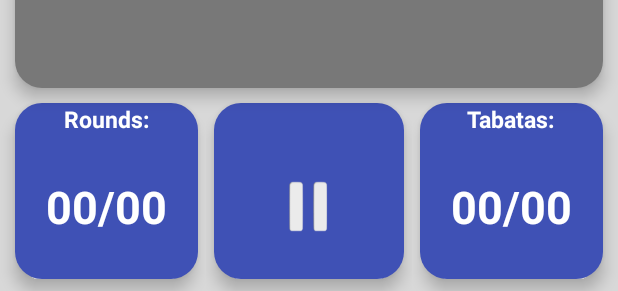
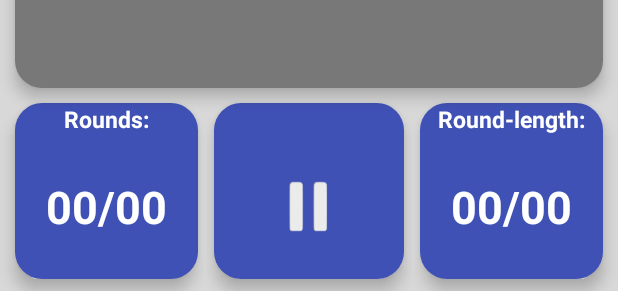
Before and after one commit to machy179/IntervalTimer, an Android app: the layout activity_classic.xml on its own in the app's theme, with its tools: preview values and no code run, on a phone screen of 412 x 824 dp. Shown: the part 942-1233 px from the top of the screen. Run offline under Robolectric (Android 15) with nearby library versions, the phone set to English and light mode, and no system bars; network calls fail.

Commit message:
Přidání dalších jazyků, oprava chyby textu "tabaty" vs "dálka kola", oprava chyby, že půlka kola a ...před koncem kola, pro nenastavení zvuku bylo 33, ale mělo být 49

```diff
--- a/app/build.gradle
+++ b/app/build.gradle
@@ -13,8 +13,8 @@ android {
         applicationId "com.machy1979ii.intervaltimer"
         minSdkVersion 21 //19
         targetSdkVersion 35
-        versionCode 43
-        versionName "6.0.2"
+        versionCode 45
+        versionName "6.1.0"
         multiDexEnabled = true
     //    android.defaultConfig.ndk.debugSymbolLevel = 'FULL'
         ndkVersion "23.1.7779620" // to jsem sem dal, abych se pokusil udělat obfuscation soubor pro ladění chyb v programu na google play - tam je uvedeno že k app bundle souboru je přiložen mapovací soubor ReTrace
--- a/app/src/main/java/com/machy1979ii/intervaltimer/services/ClassicService.kt
+++ b/app/src/main/java/com/machy1979ii/intervaltimer/services/ClassicService.kt
@@ -62,7 +62,7 @@ class ClassicService : Service() {
     var zvukStop = 1
     var zvukCelkovyKonec = 1
     var zvukCountdown = 1
-    var zvukPulkaCviceni = 33 //33 je, když není nastaven zvuk
+    var zvukPulkaCviceni = 49 //49 je, když není nastaven zvuk
 
     var casPulkyKola =
         0 //pokud uživatel nebude chtít, aby v půlce kola byl nějaký zvuk, tak hodnota bude 0
@@ -70,7 +70,7 @@ class ClassicService : Service() {
     var casPulkyKolaAktualni =
         0 //je potřeba ještě tuto proměnnou, protože když nastavím jinou délku kola zrovna v kole, tak by to habrovalo
 
-    var zvukPredkoncemKola = 33 //33 je, když není nastaven zvuk
+    var zvukPredkoncemKola = 49 // 49 je, když není nastaven zvuk
 
     var casZvukuPredKoncemKola =
         20 //pokud uživatel nebude chtít, aby v půlce kola byl nějaký zvuk, tak hodnota bude 0
--- a/app/src/main/java/com/machy1979ii/intervaltimer/services/CustomService.kt
+++ b/app/src/main/java/com/machy1979ii/intervaltimer/services/CustomService.kt
@@ -64,7 +64,7 @@ class CustomService : Service() {
     var zvukStop = 1
     var zvukCelkovyKonec = 1
     var zvukCountdown = 1
-    var zvukPulkaCviceni = 33 //33 je, když není nastaven zvuk
+    var zvukPulkaCviceni = 49 //49 je, když není nastaven zvuk
 
     var casPulkyKola =
         0 //pokud uživatel nebude chtít, aby v půlce kola byl nějaký zvuk, tak hodnota bude 0
@@ -72,7 +72,7 @@ class CustomService : Service() {
     var casPulkyKolaAktualni =
         0 //je potřeba ještě tuto proměnnou, protože když nastavím jinou délku kola zrovna v kole, tak by to habrovalo
 
-    var zvukPredkoncemKola = 33 //33 je, když není nastaven zvuk
+    var zvukPredkoncemKola = 49 //49 je, když není nastaven zvuk
 
     var casZvukuPredKoncemKola =
         20 //pokud uživatel nebude chtít, aby v půlce kola byl nějaký zvuk, tak hodnota bude 0
--- a/app/src/main/java/com/machy1979ii/intervaltimer/services/TabataService.kt
+++ b/app/src/main/java/com/machy1979ii/intervaltimer/services/TabataService.kt
@@ -61,7 +61,7 @@ class TabataService : Service() {
     var zvukStop = 1
     var zvukCelkovyKonec = 1
     var zvukCountdown = 1
-    var zvukPulkaCviceni = 33 //33 je, když není nastaven zvuk
+    var zvukPulkaCviceni = 49 //49 je, když není nastaven zvuk
 
     var casPulkyKola =
         0 //pokud uživatel nebude chtít, aby v půlce kola byl nějaký zvuk, tak hodnota bude 0
@@ -69,7 +69,7 @@ class TabataService : Service() {
     var casPulkyKolaAktualni =
         0 //je potřeba ještě tuto proměnnou, protože když nastavím jinou délku kola zrovna v kole, tak by to habrovalo
 
-    var zvukPredkoncemKola = 33 //33 je, když není nastaven zvuk
+    var zvukPredkoncemKola = 49 //49 je, když není nastaven zvuk
 
     var casZvukuPredKoncemKola =
         20 //pokud uživatel nebude chtít, aby v půlce kola byl nějaký zvuk, tak hodnota bude 0
--- a/app/src/main/res/layout-large/activity_classic.xml
+++ b/app/src/main/res/layout-large/activity_classic.xml
@@ -240,7 +240,7 @@
                     android:onClick="showTimePickerDialogNastavCasKolaVCasovaci">
 
                     <TextView
-                        android:text="@string/nadpisPocetTabat"
+                        android:text="@string/nadpisPocetTabatC"
                         android:textSize="@dimen/velikostTextuNadpis"
                         android:textStyle="bold"
                         android:textColor="@color/colorPisma"
--- a/app/src/main/res/layout-small/activity_classic.xml
+++ b/app/src/main/res/layout-small/activity_classic.xml
@@ -240,7 +240,7 @@
                     android:onClick="showTimePickerDialogNastavCasKolaVCasovaci">
 
                     <TextView
-                        android:text="@string/nadpisPocetTabat"
+                        android:text="@string/nadpisPocetTabatC"
                         android:textSize="@dimen/velikostTextuNadpis"
                         android:textStyle="bold"
                         android:textColor="@color/colorPisma"
--- a/app/src/main/res/layout-sw600dp/activity_classic.xml
+++ b/app/src/main/res/layout-sw600dp/activity_classic.xml
@@ -240,7 +240,7 @@
                     android:onClick="showTimePickerDialogNastavCasKolaVCasovaci">
 
                     <TextView
-                        android:text="@string/nadpisPocetTabat"
+                        android:text="@string/nadpisPocetTabatC"
                         android:textSize="@dimen/velikostTextuNadpis"
                         android:textStyle="bold"
                         android:textColor="@color/colorPisma"
--- a/app/src/main/res/layout/activity_classic.xml
+++ b/app/src/main/res/layout/activity_classic.xml
@@ -240,7 +240,7 @@
                     android:onClick="showTimePickerDialogNastavCasKolaVCasovaci">
 
                     <TextView
-                        android:text="@string/nadpisPocetTabat"
+                        android:text="@string/nadpisPocetTabatC"
                         android:textSize="@dimen/velikostTextuNadpis"
                         android:textStyle="bold"
                         android:textColor="@color/colorPisma"
--- a/app/src/main/res/layout/activity_custom.xml
+++ b/app/src/main/res/layout/activity_custom.xml
@@ -241,7 +241,7 @@
                     android:onClick="showTimePickerDialogNastavCasKolaVCasovaci">
 
                     <TextView
-                        android:text="@string/nadpisPocetTabat"
+                        android:text="@string/nadpisPocetTabatC"
                         android:textSize="@dimen/velikostTextuNadpis"
                         android:textStyle="bold"
                         android:textColor="@color/colorPisma"
```
Also changed, not shown: app/src/main/java/com/machy1979ii/intervaltimer/ClassicActivity.java (+5 -5 lines), app/src/main/java/com/machy1979ii/intervaltimer/SetSoundClassicActivity.java (+4 -4 lines), app/src/main/java/com/machy1979ii/intervaltimer/ui/main/FirstFragment.java (+4 -4 lines), 5 other files.
